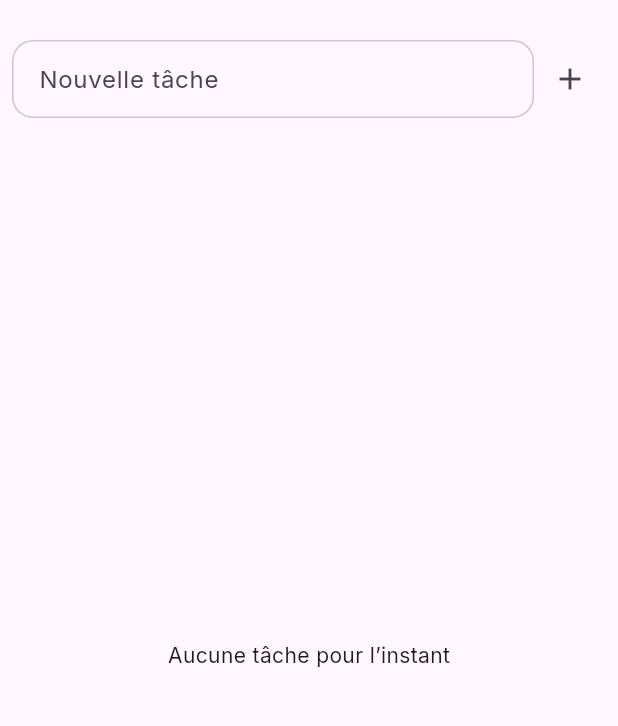
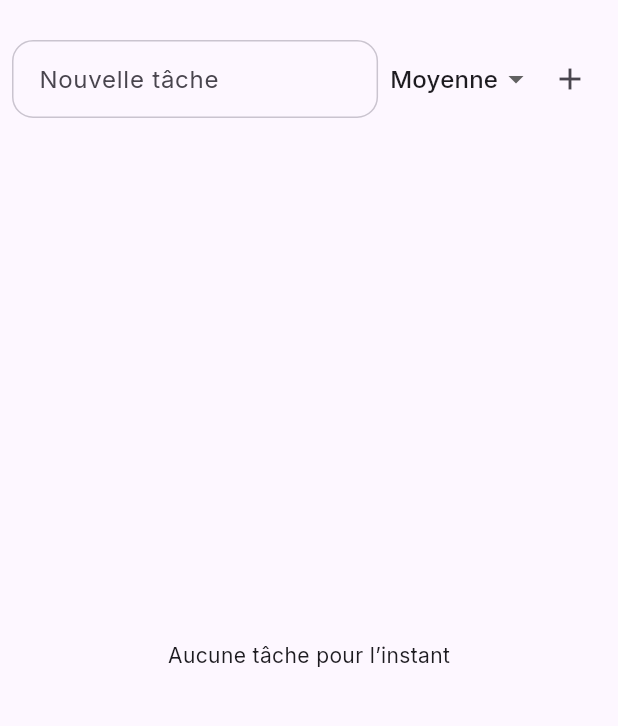
Before and after one commit to lulu73211/flutter_todo, a Flutter app: the screen it shows once a user with an empty profile is signed in, after a tap on the "add" icon, on a phone screen of 412 x 824 dp, the part 56-782 px from its top. Run offline on Flutter 3.47's test engine with Material 3 defaults, Android fonts, the phone set to English and light mode, and no system bars; our stand-ins replace cloud_firestore, firebase_auth, firebase_core, google_fonts; accounts and stored records are empty.

Commit message:
Ajout priorité des tasks

```diff
--- a/lib/todo_page.dart
+++ b/lib/todo_page.dart
@@ -1,7 +1,6 @@
 import 'package:flutter/material.dart';
 import 'package:cloud_firestore/cloud_firestore.dart';
 import 'package:firebase_auth/firebase_auth.dart';
-import 'package:flutter/foundation.dart';
 import 'auth/auth.dart';
 
 class TodoPage extends StatefulWidget {
@@ -13,6 +12,9 @@ class TodoPage extends StatefulWidget {
 
 class _TodoPageState extends State<TodoPage> {
   final TextEditingController _controller = TextEditingController();
+
+  // priorité sélectionnée dans le formulaire
+  String _selectedPriority = 'medium'; // low | medium | high
 
   /// Ajout d'une tâche dans Firestore
   void _addTodo() async {
@@ -27,108 +29,36 @@ class _TodoPageState extends State<TodoPage> {
     );
 
     if (selectedDate != null) {
-      try {
-        if (kDebugMode) {
-          print('Tentative d\'ajout de tâche: ${_controller.text.trim()}');
-        }
-
-        await FirebaseFirestore.instance.collection('todos').add({
+      FirebaseFirestore.instance.collection('todos').add({
         'text': _controller.text.trim(),
         'done': false,
         'userId': FirebaseAuth.instance.currentUser!.uid,
         'createdAt': FieldValue.serverTimestamp(),
         'dueDate': Timestamp.fromDate(selectedDate),
+        'priority': _selectedPriority, // ✅ on stocke la priorité
       });
-
       _controller.clear();
-
-        if (kDebugMode) {
-          print('Tâche ajoutée avec succès');
-        }
-      } catch (e) {
-        if (kDebugMode) {
-          print('Erreur lors de l\'ajout de la tâche: $e');
-        }
-
-        if (mounted) {
-          ScaffoldMessenger.of(context).showSnackBar(
-            SnackBar(
-              content: Text('Erreur lors de l\'ajout: ${e.toString()}'),
-              backgroundColor: Colors.red,
-            ),
-          );
-        }
-      }
+      // on garde la priorité précédente, mais tu peux la remettre à "medium" si tu veux
     }
   }
 
   /// Bascule l'état "fait" / "non fait"
-  void _toggleDone(String id, bool current) async {
-    try {
-      if (kDebugMode) {
-        print('Mise à jour de la tâche $id: ${!current}');
-      }
-
-      await FirebaseFirestore.instance
+  void _toggleDone(String id, bool current) {
+    FirebaseFirestore.instance
         .collection('todos')
         .doc(id)
         .update({'done': !current});
-    } catch (e) {
-      if (kDebugMode) {
-        print('Erreur lors de la mise à jour: $e');
-      }
-
-      if (mounted) {
-        ScaffoldMessenger.of(context).showSnackBar(
-          SnackBar(
-            content: Text('Erreur lors de la mise à jour: ${e.toString()}'),
-            backgroundColor: Colors.red,
-          ),
-        );
-      }
-    }
   }
 
   /// Supprime une tâche
-  void _delete(String id) async {
-    try {
-      if (kDebugMode) {
-        print('Suppression de la tâche $id');
-      }
-
-      await FirebaseFirestore.instance.collection('todos').doc(id).delete();
-    } catch (e) {
-      if (kDebugMode) {
-        print('Erreur lors de la suppression: $e');
-      }
-
-      if (mounted) {
-        ScaffoldMessenger.of(context).showSnackBar(
-          SnackBar(
-            content: Text('Erreur lors de la suppression: ${e.toString()}'),
-            backgroundColor: Colors.red,
-          ),
-        );
-      }
-    }
+  void _delete(String id) {
+    FirebaseFirestore.instance.collection('todos').doc(id).delete();
   }
 
   @override
   Widget build(BuildContext context) {
     final auth = Auth();
-    final userId = auth.currentUser?.uid;
-
-    if (userId == null) {
-      return const Scaffold(
-        body: Center(
-          child: Text('Erreur: Utilisateur non connecté'),
-        ),
-      );
-    }
-
-    if (kDebugMode) {
-      print('Todo page chargée pour l\'utilisateur: $userId');
-    }
+    final userId = auth.currentUser!.uid;
 
     return Scaffold(
       appBar: AppBar(
@@ -143,7 +73,7 @@ class _TodoPageState extends State<TodoPage> {
       ),
       body: Column(
         children: [
-          // Champ de saisie + bouton "ajouter"
+          // Champ de saisie + priorité + bouton "ajouter"
           Padding(
             padding: const EdgeInsets.all(8),
             child: Row(
@@ -154,7 +84,34 @@ class _TodoPageState extends State<TodoPage> {
                     decoration: const InputDecoration(
                       labelText: "Nouvelle tâche",
                     ),
+                    onSubmitted: (_) => _addTodo(),
                   ),
+                ),
+                const SizedBox(width: 8),
+                // Sélecteur de priorité
+                DropdownButton<String>(
+                  value: _selectedPriority,
+                  underline: const SizedBox(),
+                  items: const [
+                    DropdownMenuItem(
+                      value: 'low',
+                      child: Text('Basse'),
+                    ),
+                    DropdownMenuItem(
+                      value: 'medium',
+                      child: Text('Moyenne'),
+                    ),
+                    DropdownMenuItem(
+                      value: 'high',
+                      child: Text('Haute'),
+                    ),
+                  ],
+                  onChanged: (value) {
+                    if (value == null) return;
+                    setState(() {
+                      _selectedPriority = value;
+                    });
+                  },
                 ),
                 IconButton(
                   icon: const Icon(Icons.add),
@@ -173,62 +130,11 @@ class _TodoPageState extends State<TodoPage> {
                   .orderBy('dueDate', descending: false)
                   .snapshots(),
               builder: (context, snapshot) {
-                if (kDebugMode) {
-                  print('StreamBuilder state: ${snapshot.connectionState}');
-                  print('StreamBuilder hasData: ${snapshot.hasData}');
-                  print('StreamBuilder hasError: ${snapshot.hasError}');
                 if (snapshot.hasError) {
-                    print('StreamBuilder error: ${snapshot.error}');
-                  }
-                }
-
-                if (snapshot.hasError) {
-                  if (kDebugMode) {
-                    print('Erreur Firestore détaillée: ${snapshot.error}');
-                  }
-
                   return Center(
-                    child: Column(
-                      mainAxisAlignment: MainAxisAlignment.center,
-                      children: [
-                        const Icon(Icons.error, color: Colors.red, size: 48),
-                        const SizedBox(height: 16),
-                        const Text(
-                          "Erreur de chargement",
-                          style: TextStyle(
-                              fontSize: 18, fontWeight: FontWeight.bold),
-                        ),
-                        const SizedBox(height: 8),
-                        Text(
-                          snapshot.error.toString(),
-                          textAlign: TextAlign.center,
-                          style: const TextStyle(color: Colors.grey),
-                        ),
-                        const SizedBox(height: 16),
-                        ElevatedButton(
-                          onPressed: () {
-                            setState(() {});
-                          },
-                          child: const Text('Réessayer'),
-                        ),
-                      ],
-                    ),
+                    child: Text("Erreur de chargement : ${snapshot.error}"),
                   );
                 }
-
-                if (snapshot.connectionState == ConnectionState.waiting) {
-                  return const Center(
-                    child: Column(
-                      mainAxisAlignment: MainAxisAlignment.center,
-                      children: [
-                        CircularProgressIndicator(),
-                        SizedBox(height: 16),
-                        Text('Chargement des tâches...'),
-                      ],
-                    ),
-                  );
-                }
-
                 if (!snapshot.hasData) {
                   return const Center(child: CircularProgressIndicator());
                 }
@@ -248,6 +154,28 @@ class _TodoPageState extends State<TodoPage> {
                     final Timestamp? dueTimestamp = data['dueDate'];
                     DateTime? dueDate = dueTimestamp?.toDate();
 
+                    final String priorityRaw =
+                        (data['priority'] ?? 'medium') as String;
+
+                    // mapping priorité -> label + couleur
+                    String priorityLabel;
+                    Color priorityColor;
+                    switch (priorityRaw) {
+                      case 'low':
+                        priorityLabel = 'Basse';
+                        priorityColor = Colors.green;
+                        break;
+                      case 'high':
+                        priorityLabel = 'Haute';
+                        priorityColor = Colors.red;
+                        break;
+                      case 'medium':
+                      default:
+                        priorityLabel = 'Moyenne';
+                        priorityColor = Colors.orange;
+                        break;
+                    }
+
                     // Vérifie si la tâche est en retard
                     final bool isOverdue = dueDate != null &&
                         dueDate.isBefore(DateTime.now()) &&
@@ -257,21 +185,27 @@ class _TodoPageState extends State<TodoPage> {
                       title: Text(
                         data['text'] ?? '',
                         style: TextStyle(
-                          color: isOverdue
-                              ? Colors.red
-                              : null, // 🔴 texte rouge si en retard
+                          color: isOverdue ? Colors.red : null,
                           decoration: done ? TextDecoration.lineThrough : null,
                         ),
                       ),
-                      subtitle: dueDate != null
-                          ? Text(
+                      subtitle: Column(
+                        crossAxisAlignment: CrossAxisAlignment.start,
+                        children: [
+                          if (dueDate != null)
+                            Text(
                               "Échéance : ${dueDate.day}/${dueDate.month}/${dueDate.year}",
                               style: TextStyle(
                                 color:
                                     isOverdue ? Colors.red : Colors.grey[600],
                               ),
-                            )
-                          : null,
+                            ),
+                          Text(
+                            "Priorité : $priorityLabel",
+                            style: TextStyle(color: priorityColor),
+                          ),
+                        ],
+                      ),
                       leading: Checkbox(
                         value: done,
                         onChanged: (_) => _toggleDone(doc.id, done),
```
Lines whose indentation alone changed are shown as unchanged.
